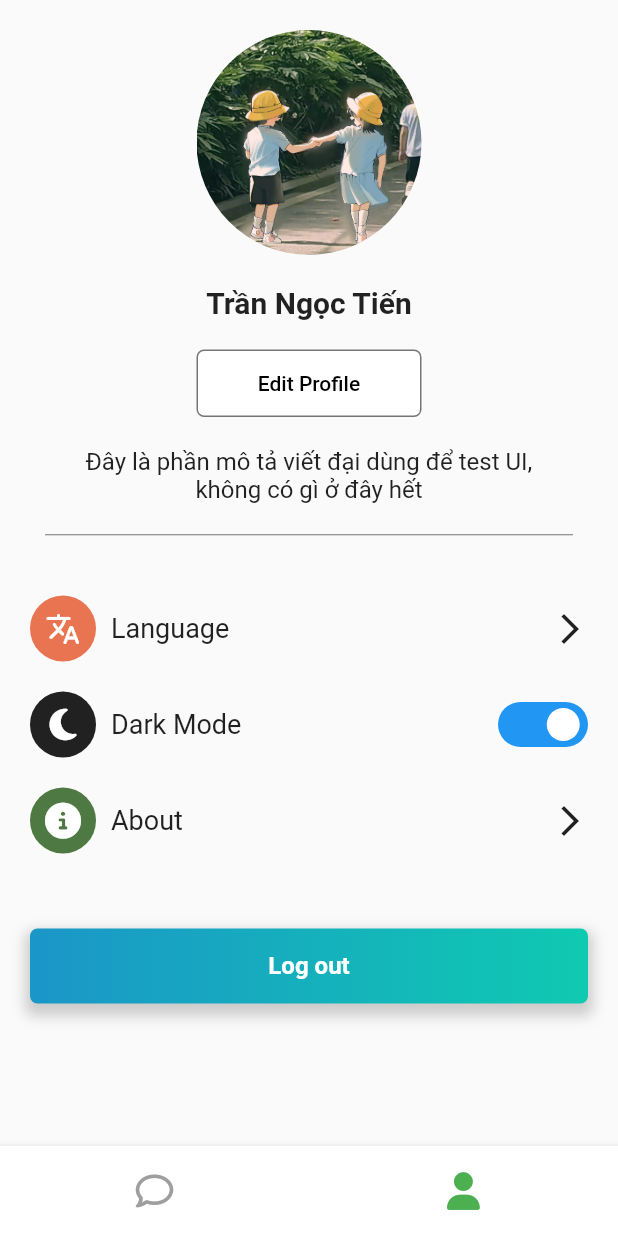
After one commit to ngoctienUIT/ChatApp, a Flutter app: the Home screen opened directly, after a tap on an icon or button, on a phone screen of 412 x 824 dp. The commit adds this screen. Run offline on Flutter 3.47's test engine with Material 2 defaults, Android fonts, the phone set to English and light mode, and no system bars; drawn by our look-alikes of flutter_switch; our stand-ins replace firebase_auth, firebase_core, font_awesome_flutter, get, loading_indicator; accounts and stored records are empty.

Commit message:
fix bug + add page
fix bug + thêm page home + profile

```diff
--- /dev/null
+++ b/lib/auth/screens/home.dart
@@ -0,0 +1,71 @@
+import 'package:chat_app/auth/screens/list_chat.dart';
+import 'package:chat_app/auth/screens/profile.dart';
+import 'package:flutter/material.dart';
+import 'package:font_awesome_flutter/font_awesome_flutter.dart';
+
+class Home extends StatefulWidget {
+  const Home({Key? key}) : super(key: key);
+
+  @override
+  State<Home> createState() => _HomeState();
+}
+
+class _HomeState extends State<Home> {
+  int currentTab = 0;
+  List<Widget> screens = [
+    const ListChat(),
+    const Profile(),
+  ];
+
+  DateTime? currentBackPressTime;
+  final PageStorageBucket bucket = PageStorageBucket();
+
+  @override
+  Widget build(BuildContext context) {
+    return Scaffold(
+      body: PageStorage(
+        bucket: bucket,
+        child: screens[currentTab],
+      ),
+      bottomNavigationBar: BottomAppBar(
+        shape: const CircularNotchedRectangle(),
+        notchMargin: 10,
+        elevation: 5,
+        child: SizedBox(
+          height: 60,
+          child: Row(
+            mainAxisAlignment: MainAxisAlignment.spaceAround,
+            children: [
+              MaterialButton(
+                minWidth: 40,
+                onPressed: () {
+                  setState(() => currentTab = 0);
+                },
+                child: Icon(
+                  currentTab == 0
+                      ? FontAwesomeIcons.solidComment
+                      : FontAwesomeIcons.comment,
+                  color: currentTab == 0 ? Colors.green : Colors.grey,
+                  size: 25,
+                ),
+              ),
+              MaterialButton(
+                minWidth: 40,
+                onPressed: () {
+                  setState(() => currentTab = 1);
+                },
+                child: Icon(
+                  currentTab == 1
+                      ? FontAwesomeIcons.solidUser
+                      : FontAwesomeIcons.user,
+                  color: currentTab == 1 ? Colors.green : Colors.grey,
+                  size: 25,
+                ),
+              )
+            ],
+          ),
+        ),
+      ),
+    );
+  }
+}
--- /dev/null
+++ b/lib/auth/screens/list_chat.dart
@@ -0,0 +1,14 @@
+import 'package:flutter/material.dart';
+
+class ListChat extends StatelessWidget {
+  const ListChat({Key? key}) : super(key: key);
+
+  @override
+  Widget build(BuildContext context) {
+    return const Scaffold(
+      body: Center(
+        child: Text("Chat"),
+      ),
+    );
+  }
+}
--- /dev/null
+++ b/lib/auth/screens/profile.dart
@@ -0,0 +1,228 @@
+import 'package:chat_app/auth/widgets/custom_button.dart';
+import 'package:flutter/material.dart';
+import 'package:font_awesome_flutter/font_awesome_flutter.dart';
+import 'package:flutter_switch/flutter_switch.dart';
+
+class Profile extends StatefulWidget {
+  const Profile({Key? key}) : super(key: key);
+
+  @override
+  State<Profile> createState() => _ProfileState();
+}
+
+class _ProfileState extends State<Profile> {
+  int language = 0;
+  bool darkMode = true;
+
+  @override
+  Widget build(BuildContext context) {
+    return Scaffold(
+      body: SafeArea(
+        child: SingleChildScrollView(
+          child: Padding(
+            padding: const EdgeInsets.all(20),
+            child: Column(
+              children: [
+                ClipOval(
+                  child: Image.asset(
+                    "assets/images/avatar.jpg",
+                    width: 150,
+                    height: 150,
+                  ),
+                ),
+                const SizedBox(height: 20),
+                const Text(
+                  "Trần Ngọc Tiến",
+                  style: TextStyle(fontSize: 20, fontWeight: FontWeight.bold),
+                ),
+                const SizedBox(height: 20),
+                SizedBox(
+                  width: 150,
+                  height: 45,
+                  child: ElevatedButton(
+                    onPressed: () {},
+                    style: ButtonStyle(
+                      elevation: MaterialStateProperty.all(0),
+                      shape: MaterialStateProperty.resolveWith<OutlinedBorder>(
+                          (_) {
+                        return RoundedRectangleBorder(
+                          borderRadius: BorderRadius.circular(5),
+                          side: const BorderSide(
+                            width: 1,
+                            color: Colors.black54,
+                          ),
+                        );
+                      }),
+                      backgroundColor: MaterialStateProperty.all(Colors.white),
+                    ),
+                    child: const Text(
+                      "Edit Profile",
+                      style: TextStyle(color: Colors.black),
+                    ),
+                  ),
+                ),
+                const Padding(
+                  padding: EdgeInsets.symmetric(horizontal: 20, vertical: 20),
+                  child: Text(
+                    "Đây là phần mô tả viết đại dùng để test UI, không có gì ở đây hết",
+                    textAlign: TextAlign.center,
+                    style: TextStyle(fontSize: 16),
+                  ),
+                ),
+                const Divider(
+                  color: Colors.black54,
+                  height: 1,
+                  indent: 10,
+                  endIndent: 10,
+                ),
+                const SizedBox(height: 20),
+                const SizedBox(height: 20),
+                InkWell(
+                  onTap: () {
+                    _showBottomSheet();
+                  },
+                  child: Row(
+                    children: [
+                      Container(
+                        decoration: BoxDecoration(
+                          color: const Color.fromRGBO(233, 116, 81, 1),
+                          borderRadius: BorderRadius.circular(90),
+                        ),
+                        padding: const EdgeInsets.all(10),
+                        child: const Icon(
+                          Icons.translate_rounded,
+                          color: Colors.white,
+                        ),
+                      ),
+                      const SizedBox(width: 10),
+                      const Text("Language", style: TextStyle(fontSize: 18)),
+                      const Spacer(),
+                      const Icon(Icons.arrow_forward_ios_outlined)
+                    ],
+                  ),
+                ),
+                const SizedBox(height: 20),
+                Row(
+                  children: [
+                    Container(
+                      decoration: BoxDecoration(
+                        color: Colors.black87,
+                        borderRadius: BorderRadius.circular(90),
+                      ),
+                      padding: const EdgeInsets.all(10),
+                      child: const Icon(
+                        FontAwesomeIcons.solidMoon,
+                        color: Colors.white,
+                      ),
+                    ),
+                    const SizedBox(width: 10),
+                    const Text("Dark Mode", style: TextStyle(fontSize: 18)),
+                    const Spacer(),
+                    FlutterSwitch(
+                      height: 30,
+                      width: 60,
+                      value: darkMode,
+                      onToggle: (value) {
+                        setState(() => darkMode = value);
+                      },
+                    ),
+                  ],
+                ),
+                const SizedBox(height: 20),
+                InkWell(
+                  onTap: () {
+                    _showBottomSheet();
+                  },
+                  child: Row(
+                    children: [
+                      Container(
+                        decoration: BoxDecoration(
+                          color: const Color.fromRGBO(79, 121, 66, 1),
+                          borderRadius: BorderRadius.circular(90),
+                        ),
+                        padding: const EdgeInsets.all(10),
+                        child: const Icon(
+                          FontAwesomeIcons.circleInfo,
+                          color: Colors.white,
+                        ),
+                      ),
+                      const SizedBox(width: 10),
+                      const Text("About", style: TextStyle(fontSize: 18)),
+                      const Spacer(),
+                      const Icon(Icons.arrow_forward_ios_outlined)
+                    ],
+                  ),
+                ),
+                const SizedBox(height: 50),
+                CustomButton(onPress: () {}, text: "Log out")
+              ],
+            ),
+          ),
+        ),
+      ),
+    );
+  }
+
+  void _showBottomSheet() {
+    showModalBottomSheet(
+      shape: RoundedRectangleBorder(
+        borderRadius: BorderRadius.circular(10.0),
+      ),
+      context: context,
+      builder: (context) {
+        return Container(
+          padding: const EdgeInsets.only(left: 20),
+          width: double.infinity,
+          height: 170,
+          child: Column(
+            mainAxisAlignment: MainAxisAlignment.center,
+            children: [
+              InkWell(
+                onTap: () {
+                  Navigator.pop(context);
+                },
+                child: Row(
+                  children: [
+                    Image.asset("assets/images/vietnam.png", width: 70),
+                    const Spacer(),
+                    const Text(
+                      "Tiếng Việt",
+                      style:
+                          TextStyle(fontSize: 20, fontWeight: FontWeight.bold),
+                    ),
+                    Radio(
+                      value: 0,
+                      groupValue: language,
+                      onChanged: (value) {},
+                    )
+                  ],
+                ),
+              ),
+              InkWell(
+                onTap: () {
+                  Navigator.pop(context);
+                },
+                child: Row(
+                  children: [
+                    Image.asset("assets/images/english.png", width: 70),
+                    const Spacer(),
+                    const Text(
+                      "English",
+                      style:
+                          TextStyle(fontSize: 20, fontWeight: FontWeight.bold),
+                    ),
+                    Radio(
+                      value: 1,
+                      groupValue: language,
+                      onChanged: (value) {},
+                    )
+                  ],
+                ),
+              )
+            ],
+          ),
+        );
+      },
+    );
+  }
+}
--- a/lib/auth/screens/sign_in.dart
+++ b/lib/auth/screens/sign_in.dart
@@ -1,4 +1,5 @@
 import 'package:chat_app/auth/screens/forgot_password.dart';
+import 'package:chat_app/auth/screens/home.dart';
 import 'package:chat_app/auth/screens/sign_up.dart';
 import 'package:chat_app/auth/widgets/custom_button.dart';
 import 'package:chat_app/auth/widgets/faded_overlay.dart';
@@ -23,6 +24,7 @@ class SignIn extends StatelessWidget {
       child: Scaffold(
         resizeToAvoidBottomInset: false,
         body: SafeArea(
+          child: SingleChildScrollView(
             child: Padding(
               padding: const EdgeInsets.all(20),
               child: Column(
@@ -55,6 +57,7 @@ class SignIn extends StatelessWidget {
                   const SizedBox(height: 30),
                   CustomButton(
                     onPress: () {
+                      // Get.off(const Home());
                       FadedOverlay.showLoading(context);
                       SignInController.inst.validateEmailAndSignIn();
                     },
@@ -88,11 +91,11 @@ class SignIn extends StatelessWidget {
                     "Or",
                     style: TextStyle(color: Colors.grey, fontSize: 16),
                   ),
-
                   const SizedBox(height: 10),
                   //const _SwitchSignInMethodButton(),
                   const GoogleButton()
                 ],
+              ),
             ),
           ),
         ),
--- a/pubspec.yaml
+++ b/pubspec.yaml
@@ -41,6 +41,7 @@ dependencies:
   font_awesome_flutter: ^10.2.1
   get: ^4.6.5
   loading_indicator: ^3.1.0
+  flutter_switch: ^0.3.2
 
 dev_dependencies:
   flutter_test:
```
Also changed, not shown: assets/images/avatar.jpg (added), pubspec.lock. Lines whose indentation alone changed are shown as unchanged.
